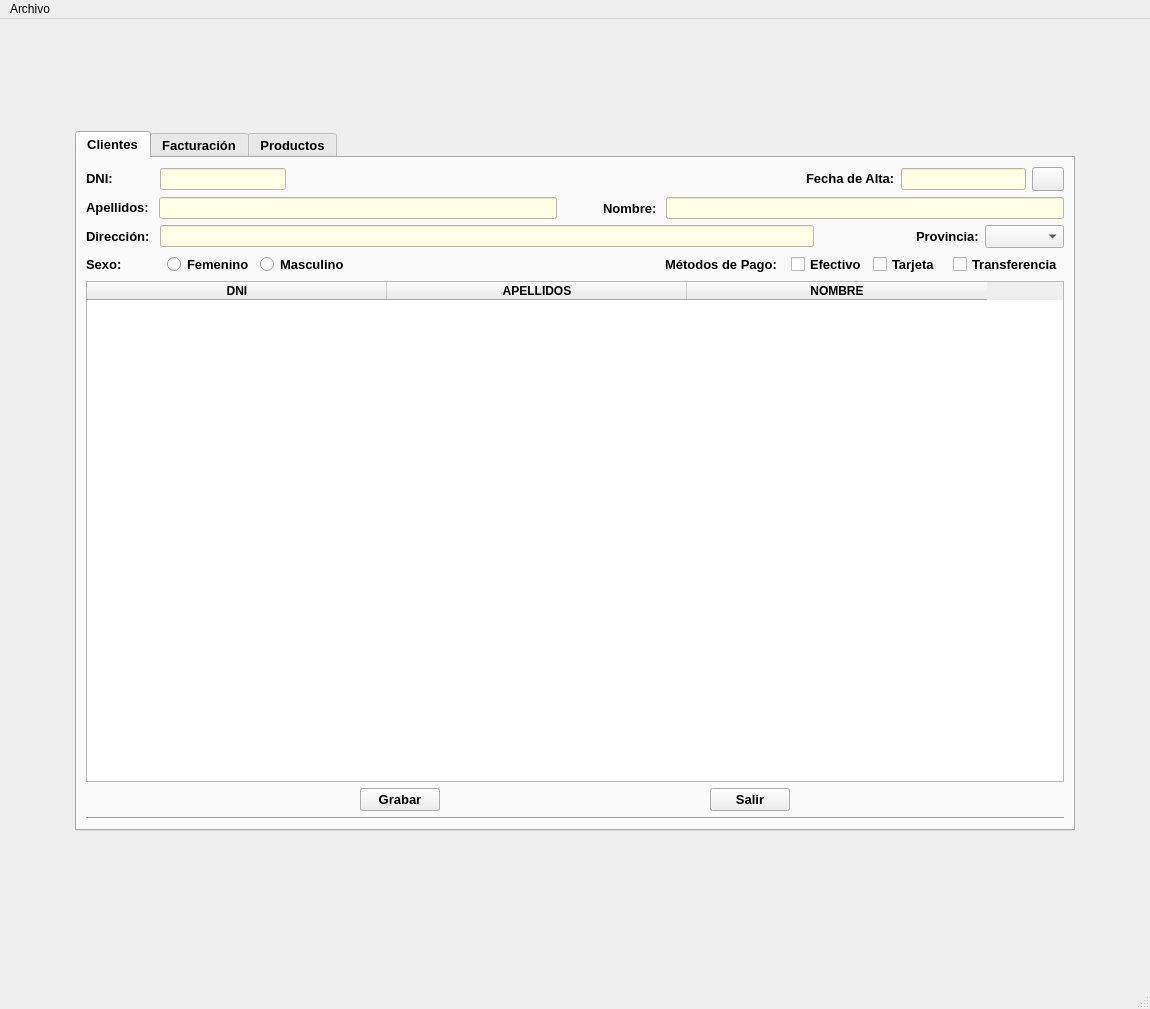
First picture: the form in ventana.ui, repository JaviusssBesi/BESADAPEREZ, before the edit.
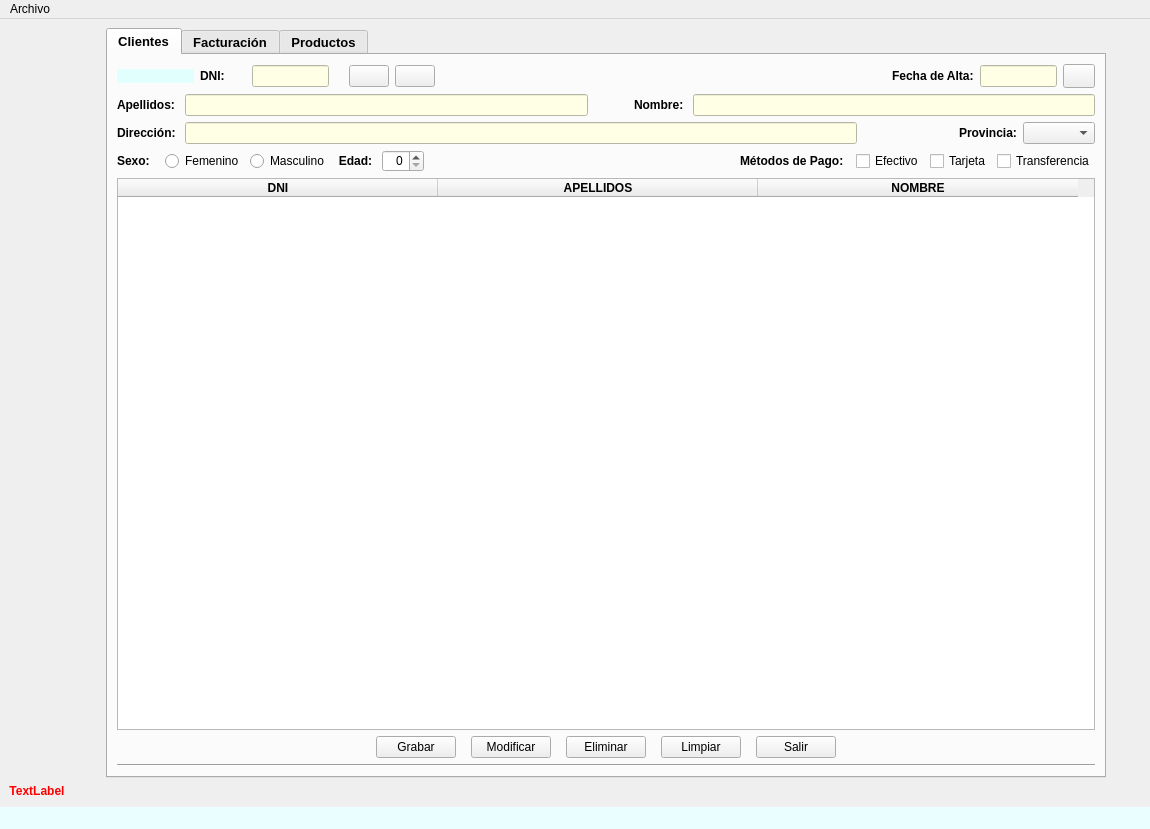
Second picture: the form after the edit. Icons and pictures are not drawn.

Patch:
```diff
--- a/ventana.ui
+++ b/ventana.ui
@@ -7,7 +7,7 @@
     <x>0</x>
     <y>0</y>
     <width>1150</width>
-    <height>1009</height>
+    <height>827</height>
    </rect>
   </property>
   <property name="sizePolicy">
@@ -28,6 +28,9 @@
   <property name="autoFillBackground">
    <bool>false</bool>
   </property>
+  <property name="styleSheet">
+   <string notr="true">text-align: center;</string>
+  </property>
   <widget class="QWidget" name="centralwidget">
    <property name="sizePolicy">
     <sizepolicy hsizetype="Expanding" vsizetype="Expanding">
@@ -36,39 +39,59 @@
     </sizepolicy>
    </property>
    <layout class="QGridLayout" name="gridLayout_7">
-    <item row="0" column="2">
-     <spacer name="verticalSpacer">
+    <item row="1" column="0">
+     <widget class="QLabel" name="lblstatus">
+      <property name="font">
+       <font>
+        <pointsize>9</pointsize>
+        <weight>75</weight>
+        <bold>true</bold>
+       </font>
+      </property>
+      <property name="styleSheet">
+       <string notr="true">color: rgb(255, 0, 0);</string>
+      </property>
+      <property name="text">
+       <string>TextLabel</string>
+      </property>
+      <property name="alignment">
+       <set>Qt::AlignCenter</set>
+      </property>
+     </widget>
+    </item>
+    <item row="0" column="1">
+     <spacer name="horizontalSpacer_4">
       <property name="orientation">
-       <enum>Qt::Vertical</enum>
+       <enum>Qt::Horizontal</enum>
       </property>
       <property name="sizeType">
        <enum>QSizePolicy::Expanding</enum>
       </property>
       <property name="sizeHint" stdset="0">
        <size>
-        <width>20</width>
-        <height>31</height>
+        <width>40</width>
+        <height>20</height>
        </size>
       </property>
      </spacer>
     </item>
-    <item row="2" column="2">
-     <spacer name="verticalSpacer_2">
+    <item row="0" column="4">
+     <spacer name="horizontalSpacer_3">
       <property name="orientation">
-       <enum>Qt::Vertical</enum>
+       <enum>Qt::Horizontal</enum>
       </property>
       <property name="sizeType">
-       <enum>QSizePolicy::Fixed</enum>
+       <enum>QSizePolicy::Expanding</enum>
       </property>
       <property name="sizeHint" stdset="0">
        <size>
-        <width>20</width>
-        <height>120</height>
+        <width>40</width>
+        <height>20</height>
        </size>
       </property>
      </spacer>
     </item>
-    <item row="1" column="2" colspan="3">
+    <item row="0" column="2" colspan="2">
      <widget class="QTabWidget" name="tabWidget">
       <property name="enabled">
        <bool>true</bool>
@@ -82,7 +105,7 @@
       <property name="minimumSize">
        <size>
         <width>1000</width>
-        <height>700</height>
+        <height>750</height>
        </size>
       </property>
       <property name="font">
@@ -103,99 +126,71 @@
         <string>Clientes</string>
        </attribute>
        <layout class="QGridLayout" name="gridLayout_8">
-        <item row="2" column="0">
-         <layout class="QGridLayout" name="gridFormdir">
-          <item row="0" column="0">
-           <widget class="QLabel" name="lblDir">
-            <property name="sizePolicy">
-             <sizepolicy hsizetype="Fixed" vsizetype="Preferred">
-              <horstretch>0</horstretch>
-              <verstretch>0</verstretch>
-             </sizepolicy>
-            </property>
-            <property name="font">
-             <font>
-              <weight>75</weight>
-              <bold>true</bold>
-             </font>
-            </property>
-            <property name="text">
-             <string>Dirección: </string>
-            </property>
-           </widget>
-          </item>
-          <item row="0" column="5">
-           <widget class="QComboBox" name="cmbProv">
-            <property name="sizePolicy">
-             <sizepolicy hsizetype="Fixed" vsizetype="Fixed">
-              <horstretch>0</horstretch>
-              <verstretch>0</verstretch>
-             </sizepolicy>
-            </property>
-            <property name="sizeIncrement">
-             <size>
-              <width>30</width>
-              <height>0</height>
-             </size>
-            </property>
-           </widget>
-          </item>
-          <item row="0" column="3">
-           <widget class="QLabel" name="lblProv">
-            <property name="sizePolicy">
-             <sizepolicy hsizetype="Fixed" vsizetype="Preferred">
-              <horstretch>0</horstretch>
-              <verstretch>0</verstretch>
-             </sizepolicy>
-            </property>
-            <property name="font">
-             <font>
-              <weight>75</weight>
-              <bold>true</bold>
-             </font>
-            </property>
-            <property name="text">
-             <string>Provincia:</string>
-            </property>
-           </widget>
-          </item>
-          <item row="0" column="1">
-           <widget class="QLineEdit" name="editDir">
-            <property name="sizePolicy">
-             <sizepolicy hsizetype="Expanding" vsizetype="Fixed">
-              <horstretch>0</horstretch>
-              <verstretch>0</verstretch>
-             </sizepolicy>
-            </property>
-            <property name="styleSheet">
-             <string notr="true">background-color: rgb(255, 255, 229);</string>
-            </property>
-           </widget>
-          </item>
-          <item row="0" column="2">
-           <spacer name="horizontalSpacer_5">
-            <property name="orientation">
-             <enum>Qt::Horizontal</enum>
-            </property>
-            <property name="sizeType">
-             <enum>QSizePolicy::Fixed</enum>
-            </property>
-            <property name="sizeHint" stdset="0">
-             <size>
-              <width>96</width>
-              <height>20</height>
-             </size>
-            </property>
-           </spacer>
-          </item>
-         </layout>
-        </item>
         <item row="3" column="0">
          <layout class="QGridLayout" name="gridFormabajo">
           <property name="sizeConstraint">
            <enum>QLayout::SetFixedSize</enum>
           </property>
-          <item row="0" column="5">
+          <item row="0" column="11">
+           <widget class="QCheckBox" name="chkTar">
+            <property name="text">
+             <string>Tarjeta</string>
+            </property>
+            <attribute name="buttonGroup">
+             <string notr="true">grpbtnPay</string>
+            </attribute>
+           </widget>
+          </item>
+          <item row="0" column="1">
+           <widget class="QRadioButton" name="rbtFem">
+            <property name="text">
+             <string>Femenino</string>
+            </property>
+            <attribute name="buttonGroup">
+             <string notr="true">grpbtnSex</string>
+            </attribute>
+           </widget>
+          </item>
+          <item row="0" column="0">
+           <widget class="QLabel" name="lblSexo">
+            <property name="font">
+             <font>
+              <weight>75</weight>
+              <bold>true</bold>
+             </font>
+            </property>
+            <property name="text">
+             <string>Sexo:  </string>
+            </property>
+            <property name="alignment">
+             <set>Qt::AlignLeading|Qt::AlignLeft|Qt::AlignVCenter</set>
+            </property>
+           </widget>
+          </item>
+          <item row="0" column="2">
+           <widget class="QRadioButton" name="rbtMasc">
+            <property name="text">
+             <string>Masculino</string>
+            </property>
+            <attribute name="buttonGroup">
+             <string notr="true">grpbtnSex</string>
+            </attribute>
+           </widget>
+          </item>
+          <item row="0" column="9">
+           <widget class="QLabel" name="lblPago">
+            <property name="font">
+             <font>
+              <weight>75</weight>
+              <bold>true</bold>
+             </font>
+            </property>
+            <property name="text">
+             <string>Métodos de Pago:  </string>
+            </property>
+           </widget>
+          </item>
+          <item row="0" column="10">
            <widget class="QCheckBox" name="chkEfec">
             <property name="text">
              <string>Efectivo</string>
@@ -205,7 +200,7 @@
             </attribute>
            </widget>
           </item>
-          <item row="0" column="7">
+          <item row="0" column="12">
            <widget class="QCheckBox" name="chkTrans">
             <property name="text">
              <string>Transferencia</string>
@@ -215,40 +210,7 @@
             </attribute>
            </widget>
           </item>
-          <item row="0" column="4">
-           <widget class="QLabel" name="lblPago">
-            <property name="font">
-             <font>
-              <weight>75</weight>
-              <bold>true</bold>
-             </font>
-            </property>
-            <property name="text">
-             <string>Métodos de Pago:  </string>
-            </property>
-           </widget>
-          </item>
-          <item row="0" column="2">
-           <widget class="QRadioButton" name="rbtMasc">
-            <property name="text">
-             <string>Masculino</string>
-            </property>
-            <attribute name="buttonGroup">
-             <string notr="true">grpbtnSex</string>
-            </attribute>
-           </widget>
-          </item>
-          <item row="0" column="6">
-           <widget class="QCheckBox" name="chkTar">
-            <property name="text">
-             <string>Tarjeta</string>
-            </property>
-            <attribute name="buttonGroup">
-             <string notr="true">grpbtnPay</string>
-            </attribute>
-           </widget>
-          </item>
-          <item row="0" column="3">
+          <item row="0" column="5">
            <spacer name="horizontalSpacer_7">
             <property name="orientation">
              <enum>Qt::Horizontal</enum>
@@ -264,8 +226,8 @@
             </property>
            </spacer>
           </item>
-          <item row="0" column="0">
-           <widget class="QLabel" name="lblSexo">
+          <item row="0" column="3">
+           <widget class="QLabel" name="lblEdad">
             <property name="font">
              <font>
               <weight>75</weight>
@@ -273,21 +235,18 @@
              </font>
             </property>
             <property name="text">
-             <string>Sexo:  </string>
+             <string>Edad:</string>
             </property>
             <property name="alignment">
-             <set>Qt::AlignLeading|Qt::AlignLeft|Qt::AlignVCenter</set>
+             <set>Qt::AlignCenter</set>
             </property>
            </widget>
           </item>
-          <item row="0" column="1">
-           <widget class="QRadioButton" name="rbtFem">
-            <property name="text">
-             <string>Femenino</string>
+          <item row="0" column="4">
+           <widget class="QSpinBox" name="spinEdad">
+            <property name="alignment">
+             <set>Qt::AlignRight|Qt::AlignTrailing|Qt::AlignVCenter</set>
             </property>
-            <attribute name="buttonGroup">
-             <string notr="true">grpbtnSex</string>
-            </attribute>
            </widget>
           </item>
          </layout>
@@ -359,9 +318,27 @@
               <height>16777215</height>
              </size>
             </property>
+            <property name="whatsThis">
+             <string/>
+            </property>
+            <property name="accessibleName">
+             <string/>
+            </property>
+            <property name="accessibleDescription">
+             <string/>
+            </property>
             <property name="styleSheet">
              <string notr="true">background-color: rgb(255, 255, 229);</string>
             </property>
+            <property name="inputMethodHints">
+             <set>Qt::ImhNone</set>
+            </property>
+            <property name="inputMask">
+             <string/>
+            </property>
+            <property name="text">
+             <string/>
+            </property>
            </widget>
           </item>
           <item row="0" column="2">
@@ -382,15 +359,186 @@
           </item>
          </layout>
         </item>
+        <item row="2" column="0">
+         <layout class="QGridLayout" name="gridFormdir">
+          <item row="0" column="0">
+           <widget class="QLabel" name="lblDir">
+            <property name="sizePolicy">
+             <sizepolicy hsizetype="Fixed" vsizetype="Preferred">
+              <horstretch>0</horstretch>
+              <verstretch>0</verstretch>
+             </sizepolicy>
+            </property>
+            <property name="font">
+             <font>
+              <weight>75</weight>
+              <bold>true</bold>
+             </font>
+            </property>
+            <property name="text">
+             <string>Dirección: </string>
+            </property>
+           </widget>
+          </item>
+          <item row="0" column="5">
+           <widget class="QComboBox" name="cmbProv">
+            <property name="sizePolicy">
+             <sizepolicy hsizetype="Fixed" vsizetype="Fixed">
+              <horstretch>0</horstretch>
+              <verstretch>0</verstretch>
+             </sizepolicy>
+            </property>
+            <property name="sizeIncrement">
+             <size>
+              <width>30</width>
+              <height>0</height>
+             </size>
+            </property>
+           </widget>
+          </item>
+          <item row="0" column="3">
+           <widget class="QLabel" name="lblProv">
+            <property name="sizePolicy">
+             <sizepolicy hsizetype="Fixed" vsizetype="Preferred">
+              <horstretch>0</horstretch>
+              <verstretch>0</verstretch>
+             </sizepolicy>
+            </property>
+            <property name="font">
+             <font>
+              <weight>75</weight>
+              <bold>true</bold>
+             </font>
+            </property>
+            <property name="text">
+             <string>Provincia:</string>
+            </property>
+           </widget>
+          </item>
+          <item row="0" column="1">
+           <widget class="QLineEdit" name="editDir">
+            <property name="sizePolicy">
+             <sizepolicy hsizetype="Expanding" vsizetype="Fixed">
+              <horstretch>0</horstretch>
+              <verstretch>0</verstretch>
+             </sizepolicy>
+            </property>
+            <property name="styleSheet">
+             <string notr="true">background-color: rgb(255, 255, 229);</string>
+            </property>
+           </widget>
+          </item>
+          <item row="0" column="2">
+           <spacer name="horizontalSpacer_5">
+            <property name="orientation">
+             <enum>Qt::Horizontal</enum>
+            </property>
+            <property name="sizeType">
+             <enum>QSizePolicy::Fixed</enum>
+            </property>
+            <property name="sizeHint" stdset="0">
+             <size>
+              <width>96</width>
+              <height>20</height>
+             </size>
+            </property>
+           </spacer>
+          </item>
+         </layout>
+        </item>
         <item row="4" column="0">
          <layout class="QGridLayout" name="gridBoton">
-          <item row="2" column="0">
+          <item row="3" column="0">
            <widget class="Line" name="line_2">
             <property name="orientation">
              <enum>Qt::Horizontal</enum>
             </property>
            </widget>
           </item>
+          <item row="2" column="0">
+           <layout class="QGridLayout" name="griBotonCli">
+            <property name="sizeConstraint">
+             <enum>QLayout::SetDefaultConstraint</enum>
+            </property>
+            <property name="leftMargin">
+             <number>250</number>
+            </property>
+            <property name="topMargin">
+             <number>0</number>
+            </property>
+            <property name="rightMargin">
+             <number>250</number>
+            </property>
+            <property name="bottomMargin">
+             <number>0</number>
+            </property>
+            <item row="0" column="1">
+             <widget class="QPushButton" name="btnModifCli">
+              <property name="sizePolicy">
+               <sizepolicy hsizetype="Fixed" vsizetype="Fixed">
+                <horstretch>0</horstretch>
+                <verstretch>0</verstretch>
+               </sizepolicy>
+              </property>
+              <property name="text">
+               <string>Modificar</string>
+              </property>
+             </widget>
+            </item>
+            <item row="0" column="0">
+             <widget class="QPushButton" name="btnAltaCli">
+              <property name="sizePolicy">
+               <sizepolicy hsizetype="Fixed" vsizetype="Fixed">
+                <horstretch>0</horstretch>
+                <verstretch>0</verstretch>
+               </sizepolicy>
+              </property>
+              <property name="text">
+               <string>Grabar</string>
+              </property>
+             </widget>
+            </item>
+            <item row="0" column="3">
+             <widget class="QPushButton" name="btnLimpiarCli">
+              <property name="sizePolicy">
+               <sizepolicy hsizetype="Fixed" vsizetype="Fixed">
+                <horstretch>0</horstretch>
+                <verstretch>0</verstretch>
+               </sizepolicy>
+              </property>
+              <property name="text">
+               <string>Limpiar</string>
+              </property>
+             </widget>
+            </item>
+            <item row="0" column="4">
+             <widget class="QPushButton" name="btnSalir">
+              <property name="sizePolicy">
+               <sizepolicy hsizetype="Fixed" vsizetype="Fixed">
+                <horstretch>0</horstretch>
+                <verstretch>0</verstretch>
+               </sizepolicy>
+              </property>
+              <property name="text">
+               <string>Salir</string>
+              </property>
+             </widget>
+            </item>
+            <item row="0" column="2">
+             <widget class="QPushButton" name="btnBajaCli">
+              <property name="sizePolicy">
+               <sizepolicy hsizetype="Fixed" vsizetype="Fixed">
+                <horstretch>0</horstretch>
+                <verstretch>0</verstretch>
+               </sizepolicy>
+              </property>
+              <property name="text">
+               <string>Eliminar</string>
+              </property>
+             </widget>
+            </item>
+           </layout>
+          </item>
           <item row="0" column="0">
            <widget class="QTableWidget" name="tableCli">
             <property name="sizePolicy">
@@ -418,7 +566,7 @@
              <enum>Qt::DotLine</enum>
             </property>
             <attribute name="horizontalHeaderDefaultSectionSize">
-             <number>300</number>
+             <number>320</number>
             </attribute>
             <attribute name="horizontalHeaderMinimumSectionSize">
              <number>20</number>
@@ -470,63 +618,11 @@
             </column>
            </widget>
           </item>
-          <item row="1" column="0">
-           <layout class="QGridLayout" name="gridLayout">
-            <property name="leftMargin">
-             <number>10</number>
-            </property>
-            <property name="topMargin">
-             <number>0</number>
-            </property>
-            <property name="rightMargin">
-             <number>10</number>
-            </property>
-            <item row="0" column="0">
-             <widget class="QPushButton" name="btnAltaCli">
-              <property name="sizePolicy">
-               <sizepolicy hsizetype="Fixed" vsizetype="Fixed">
-                <horstretch>0</horstretch>
-                <verstretch>0</verstretch>
-               </sizepolicy>
-              </property>
-              <property name="text">
-               <string>Grabar</string>
-              </property>
-             </widget>
-            </item>
-            <item row="0" column="1">
-             <widget class="QPushButton" name="btnSalir">
-              <property name="sizePolicy">
-               <sizepolicy hsizetype="Fixed" vsizetype="Fixed">
-                <horstretch>0</horstretch>
-                <verstretch>0</verstretch>
-               </sizepolicy>
-              </property>
-              <property name="text">
-               <string>Salir</string>
-              </property>
-             </widget>
-            </item>
-           </layout>
-          </item>
          </layout>
         </item>
         <item row="0" column="0">
          <layout class="QGridLayout" name="gridFormsup">
-          <item row="1" column="2">
-           <widget class="QLineEdit" name="editDni">
-            <property name="sizePolicy">
-             <sizepolicy hsizetype="Ignored" vsizetype="Fixed">
-              <horstretch>0</horstretch>
-              <verstretch>0</verstretch>
-             </sizepolicy>
-            </property>
-            <property name="styleSheet">
-             <string notr="true">background-color: rgb(255, 255, 229);</string>
-            </property>
-           </widget>
-          </item>
-          <item row="1" column="14">
+          <item row="1" column="17">
            <widget class="QPushButton" name="btnCalendar">
             <property name="sizePolicy">
              <sizepolicy hsizetype="Fixed" vsizetype="Fixed">
@@ -555,7 +651,150 @@
             </property>
            </widget>
           </item>
+          <item row="1" column="4">
+           <widget class="QLineEdit" name="editDni">
+            <property name="sizePolicy">
+             <sizepolicy hsizetype="Ignored" vsizetype="Fixed">
+              <horstretch>0</horstretch>
+              <verstretch>0</verstretch>
+             </sizepolicy>
+            </property>
+            <property name="styleSheet">
+             <string notr="true">background-color: rgb(255, 255, 229);</string>
+            </property>
+            <property name="alignment">
+             <set>Qt::AlignCenter</set>
+            </property>
+           </widget>
+          </item>
+          <item row="1" column="8">
+           <widget class="QPushButton" name="btnReloadCli">
+            <property name="sizePolicy">
+             <sizepolicy hsizetype="Fixed" vsizetype="Fixed">
+              <horstretch>0</horstretch>
+              <verstretch>0</verstretch>
+             </sizepolicy>
+            </property>
+            <property name="text">
+             <string/>
+            </property>
+            <property name="icon">
+             <iconset>
+              <normaloff>img/reload.png</normaloff>img/reload.png</iconset>
+            </property>
+            <property name="iconSize">
+             <size>
+              <width>24</width>
+              <height>24</height>
+             </size>
+            </property>
+           </widget>
+          </item>
+          <item row="1" column="11">
+           <spacer name="horizontalSpacer_2">
+            <property name="orientation">
+             <enum>Qt::Horizontal</enum>
+            </property>
+            <property name="sizeType">
+             <enum>QSizePolicy::Fixed</enum>
+            </property>
+            <property name="sizeHint" stdset="0">
+             <size>
+              <width>451</width>
+              <height>20</height>
+             </size>
+            </property>
+           </spacer>
+          </item>
           <item row="1" column="3">
+           <spacer name="horizontalSpacer">
+            <property name="orientation">
+             <enum>Qt::Horizontal</enum>
+            </property>
+            <property name="sizeType">
+             <enum>QSizePolicy::Fixed</enum>
+            </property>
+            <property name="sizeHint" stdset="0">
+             <size>
+              <width>18</width>
+              <height>20</height>
+             </size>
+            </property>
+           </spacer>
+          </item>
+          <item row="1" column="13">
+           <widget class="QLabel" name="lblClialta">
+            <property name="sizePolicy">
+             <sizepolicy hsizetype="Maximum" vsizetype="Fixed">
+              <horstretch>0</horstretch>
+              <verstretch>0</verstretch>
+             </sizepolicy>
+            </property>
+            <property name="font">
+             <font>
+              <weight>75</weight>
+              <bold>true</bold>
+             </font>
+            </property>
+            <property name="text">
+             <string>Fecha de Alta:</string>
+            </property>
+           </widget>
+          </item>
+          <item row="1" column="14">
+           <widget class="QLineEdit" name="editClialta">
+            <property name="sizePolicy">
+             <sizepolicy hsizetype="Ignored" vsizetype="Fixed">
+              <horstretch>0</horstretch>
+              <verstretch>0</verstretch>
+             </sizepolicy>
+            </property>
+            <property name="minimumSize">
+             <size>
+              <width>0</width>
+              <height>0</height>
+             </size>
+            </property>
+            <property name="maximumSize">
+             <size>
+              <width>16777215</width>
+              <height>16777215</height>
+             </size>
+            </property>
+            <property name="styleSheet">
+             <string notr="true">background-color: rgb(255, 255, 229);</string>
+            </property>
+            <property name="alignment">
+             <set>Qt::AlignCenter</set>
+            </property>
+           </widget>
+          </item>
+          <item row="1" column="1">
+           <widget class="QLabel" name="lblCodcli">
+            <property name="sizePolicy">
+             <sizepolicy hsizetype="Ignored" vsizetype="Fixed">
+              <horstretch>0</horstretch>
+              <verstretch>0</verstretch>
+             </sizepolicy>
+            </property>
+            <property name="font">
+             <font>
+              <weight>75</weight>
+              <bold>true</bold>
+             </font>
+            </property>
+            <property name="styleSheet">
+             <string notr="true">background-color: rgb(225, 255, 253);</string>
+            </property>
+            <property name="text">
+             <string/>
+            </property>
+            <property name="alignment">
+             <set>Qt::AlignCenter</set>
+            </property>
+           </widget>
+          </item>
+          <item row="1" column="6">
            <widget class="QLabel" name="lblValidar">
             <property name="sizePolicy">
              <sizepolicy hsizetype="Fixed" vsizetype="Fixed">
@@ -577,7 +816,7 @@
             </property>
            </widget>
           </item>
-          <item row="1" column="0">
+          <item row="1" column="2">
            <widget class="QLabel" name="lblDNI">
             <property name="sizePolicy">
              <sizepolicy hsizetype="Maximum" vsizetype="Fixed">
@@ -605,85 +844,29 @@
             </property>
            </widget>
           </item>
-          <item row="1" column="10">
-           <widget class="QLabel" name="lblClialta">
+          <item row="1" column="7">
+           <widget class="QPushButton" name="btnBuscarCli">
             <property name="sizePolicy">
-             <sizepolicy hsizetype="Maximum" vsizetype="Fixed">
+             <sizepolicy hsizetype="Fixed" vsizetype="Fixed">
               <horstretch>0</horstretch>
               <verstretch>0</verstretch>
              </sizepolicy>
             </property>
-            <property name="font">
-             <font>
-              <weight>75</weight>
-              <bold>true</bold>
-             </font>
-            </property>
             <property name="text">
-             <string>Fecha de Alta:</string>
+             <string/>
             </property>
-           </widget>
-          </item>
-          <item row="1" column="1">
-           <spacer name="horizontalSpacer">
-            <property name="orientation">
-             <enum>Qt::Horizontal</enum>
+            <property name="icon">
+             <iconset>
+              <normaloff>img/lupa.png</normaloff>img/lupa.png</iconset>
             </property>
-            <property name="sizeType">
-             <enum>QSizePolicy::Fixed</enum>
-            </property>
-            <property name="sizeHint" stdset="0">
+            <property name="iconSize">
              <size>
-              <width>37</width>
-              <height>20</height>
+              <width>24</width>
+              <height>24</height>
              </size>
             </property>
-           </spacer>
-          </item>
-          <item row="1" column="11">
-           <widget class="QLineEdit" name="editClialta">
-            <property name="sizePolicy">
-             <sizepolicy hsizetype="Ignored" vsizetype="Fixed">
-              <horstretch>0</horstretch>
-              <verstretch>0</verstretch>
-             </sizepolicy>
-            </property>
-            <property name="minimumSize">
-             <size>
-              <width>0</width>
-              <height>0</height>
-             </size>
-            </property>
-            <property name="maximumSize">
-             <size>
-              <width>16777215</width>
-              <height>16777215</height>
-             </size>
-            </property>
-            <property name="styleSheet">
-             <string notr="true">background-color: rgb(255, 255, 229);</string>
-            </property>
-            <property name="alignment">
-             <set>Qt::AlignCenter</set>
-            </property>
            </widget>
           </item>
-          <item row="1" column="8">
-           <spacer name="horizontalSpacer_2">
-            <property name="orientation">
-             <enum>Qt::Horizontal</enum>
-            </property>
-            <property name="sizeType">
-             <enum>QSizePolicy::Fixed</enum>
-            </property>
-            <property name="sizeHint" stdset="0">
-             <size>
-              <width>500</width>
-              <height>20</height>
-             </size>
-            </property>
-           </spacer>
-          </item>
          </layout>
         </item>
        </layout>
@@ -713,57 +896,6 @@
       </widget>
      </widget>
     </item>
-    <item row="1" column="5">
-     <spacer name="horizontalSpacer_3">
-      <property name="orientation">
-       <enum>Qt::Horizontal</enum>
-      </property>
-      <property name="sizeType">
-       <enum>QSizePolicy::Expanding</enum>
-      </property>
-      <property name="sizeHint" stdset="0">
-       <size>
-        <width>40</width>
-        <height>754</height>
-       </size>
-      </property>
-     </spacer>
-    </item>
-    <item row="1" column="1">
-     <spacer name="horizontalSpacer_4">
-      <property name="orientation">
-       <enum>Qt::Horizontal</enum>
-      </property>
-      <property name="sizeType">
-       <enum>QSizePolicy::Expanding</enum>
-      </property>
-      <property name="sizeHint" stdset="0">
-       <size>
-        <width>40</width>
-        <height>20</height>
-       </size>
-      </property>
-     </spacer>
-    </item>
-    <item row="0" column="4">
-     <widget class="QLabel" name="label_2">
-      <property name="sizePolicy">
-       <sizepolicy hsizetype="Minimum" vsizetype="Minimum">
-        <horstretch>0</horstretch>
-        <verstretch>0</verstretch>
-       </sizepolicy>
-      </property>
-      <property name="text">
-       <string>&lt;html&gt;&lt;head/&gt;&lt;body&gt;&lt;p&gt;&lt;img src=&quot;:/newPrefix/logo.jpg&quot;/&gt;&lt;/p&gt;&lt;/body&gt;&lt;/html&gt;</string>
-      </property>
-      <property name="scaledContents">
-       <bool>true</bool>
-      </property>
-      <property name="alignment">
-       <set>Qt::AlignCenter</set>
-      </property>
-     </widget>
-    </item>
    </layout>
   </widget>
   <widget class="QMenuBar" name="menuBar">
@@ -783,7 +915,34 @@
    </widget>
    <addaction name="menuArchivo"/>
   </widget>
-  <widget class="QStatusBar" name="statusbar"/>
+  <widget class="QStatusBar" name="statusbar">
+   <property name="enabled">
+    <bool>true</bool>
+   </property>
+   <property name="sizePolicy">
+    <sizepolicy hsizetype="Expanding" vsizetype="Preferred">
+     <horstretch>0</horstretch>
+     <verstretch>0</verstretch>
+    </sizepolicy>
+   </property>
+   <property name="font">
+    <font>
+     <family>MS Shell Dlg 2</family>
+     <pointsize>8</pointsize>
+     <weight>50</weight>
+     <italic>false</italic>
+     <bold>false</bold>
+    </font>
+   </property>
+   <property name="styleSheet">
+    <string notr="true">background-color: rgb(235, 254, 255);
+font: 8pt &quot;MS Shell Dlg 2&quot;;
+text-align:center;</string>
+   </property>
+   <property name="sizeGripEnabled">
+    <bool>true</bool>
+   </property>
+  </widget>
   <action name="actionSalir">
    <property name="text">
     <string>Salir</string>
```
